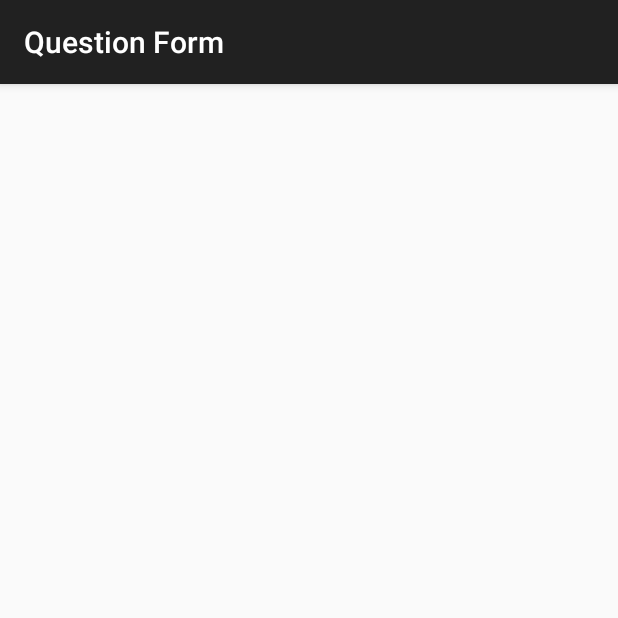
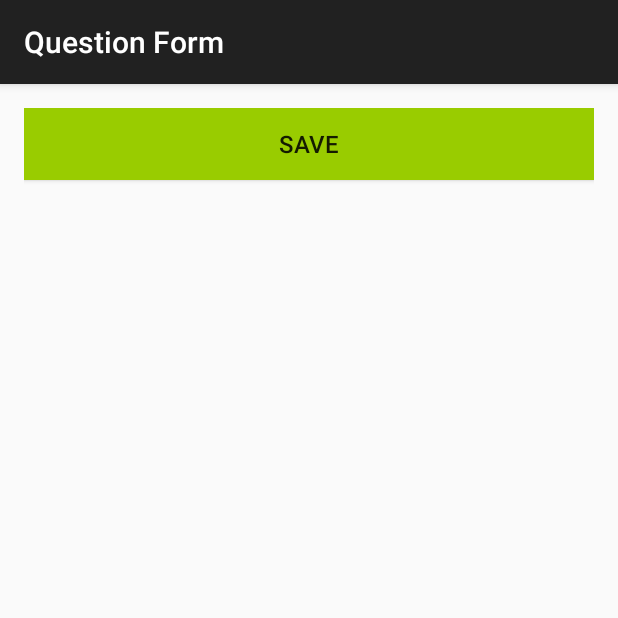
Before and after one commit to heinhtetaung92/FHsurvey, an Android app: the QuestionFormActivity screen opened directly, with no data from a screen before it, on a phone screen of 412 x 824 dp, the top half of it. Run offline under Robolectric (Android 15) with nearby library versions, the phone set to English and light mode, and no system bars; libraries missing offline, so code that uses them is left out: retrofit.client.

```diff
--- a/app/build.gradle
+++ b/app/build.gradle
@@ -6,7 +6,7 @@ android {
 
     defaultConfig {
         applicationId "com.algo.hha.fhsurvey"
-        minSdkVersion 10
+        minSdkVersion 14
         targetSdkVersion 22
         versionCode 1
         versionName "1.0"
--- a/app/src/main/res/layout/activity_question_form.xml
+++ b/app/src/main/res/layout/activity_question_form.xml
@@ -9,6 +9,15 @@
     <ListView
         android:id="@+id/question_form_listview"
         android:layout_width="match_parent"
-        android:layout_height="match_parent" />
+        android:layout_height="wrap_content" />
+
+    <Button
+        android:id="@+id/btn_save"
+        android:layout_width="match_parent"
+        android:layout_height="wrap_content"
+        android:text="Save"
+        android:textSize="16sp"
+        android:background="@android:color/holo_green_light"
+        android:layout_below="@id/question_form_listview"/>
 
 </RelativeLayout>
```
Also changed, not shown: app/src/main/java/com/algo/hha/fhsurvey/adapter/QuestionFormAdapter.java (+32 -16 lines).
